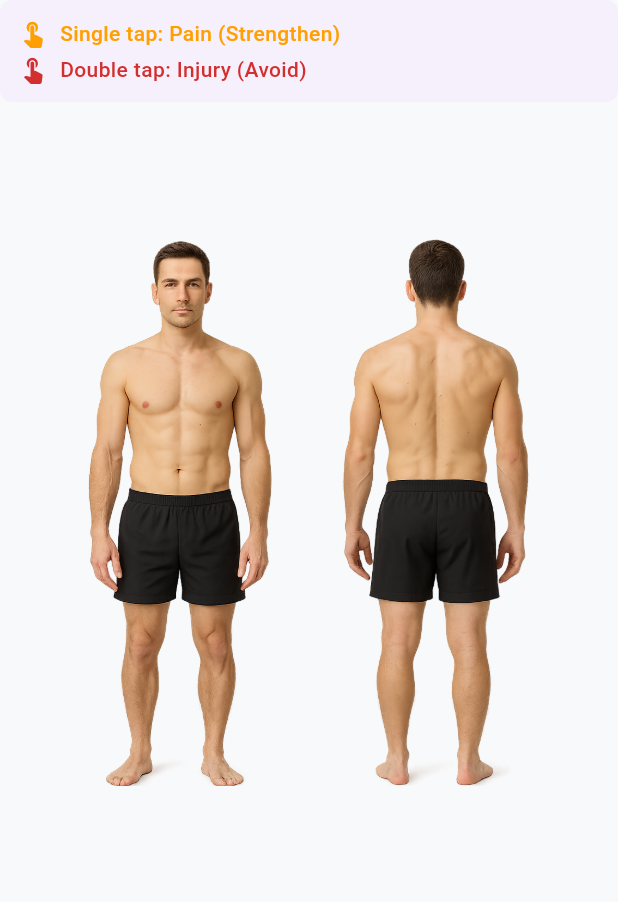
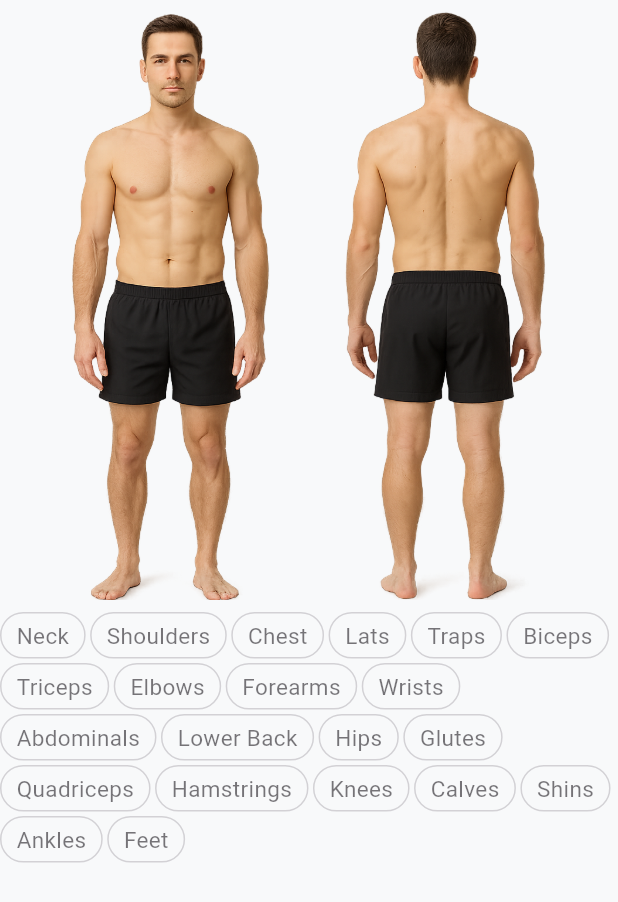
Before and after one commit to jbannet/ascent, a Flutter app: the BodyMapWidget widget shown alone on an empty page, opened directly with empty values, on a phone screen of 412 x 824 dp. Shown: the top 902 px of the screen. Run offline on Flutter 3.47's test engine with Material 3 defaults, Android fonts, the phone set to English and light mode, and no system bars; our stand-ins replace cloud_firestore, firebase_auth, firebase_core, go_router, hive_flutter; missing offline and left inert: ml_linalg; accounts and stored records are empty; generated files the repository leaves out were written again.

Commit message:
fixed click person question

```diff
--- a/ascent/lib/workflows/onboarding_workflow/widgets/onboarding/question_input/body_map_widget.dart
+++ b/ascent/lib/workflows/onboarding_workflow/widgets/onboarding/question_input/body_map_widget.dart
@@ -13,6 +13,7 @@ class BodyMapWidget extends StatefulWidget {
   final String questionId;
   final String title;
   final String? subtitle;
+  final Widget? subtitleWidget;
   final Function(String questionId, List<String> values) onAnswerChanged;
   final List<String>? selectedValues;
   final Map<String, dynamic>? currentAnswers;
@@ -22,6 +23,7 @@ class BodyMapWidget extends StatefulWidget {
     required this.questionId,
     required this.title,
     this.subtitle,
+    this.subtitleWidget,
     required this.onAnswerChanged,
     this.selectedValues,
     this.currentAnswers,
@@ -34,6 +36,7 @@ class BodyMapWidget extends StatefulWidget {
         title = config['title'] ??
             (throw ArgumentError('BodyMapWidget: title is required')),
         subtitle = config['subtitle'] as String?,
+        subtitleWidget = config['subtitleWidget'] as Widget?,
         onAnswerChanged = config['onAnswerChanged'] ??
             (throw ArgumentError('BodyMapWidget: onAnswerChanged is required')),
         selectedValues = config['selectedValues'] as List<String>?,
@@ -145,92 +148,37 @@ class _BodyMapWidgetState extends State<BodyMapWidget> {
     return Column(
       crossAxisAlignment: CrossAxisAlignment.start,
       children: [
-        // Instructions
-        Container(
-          padding: const EdgeInsets.all(12),
-          decoration: BoxDecoration(
-            color: theme.colorScheme.primaryContainer.withValues(alpha: 0.3),
-            borderRadius: BorderRadius.circular(8),
-          ),
-          child: Column(
-            crossAxisAlignment: CrossAxisAlignment.start,
-            children: [
-              Row(
-                children: [
-                  Icon(Icons.touch_app,
-                       size: 20,
-                       color: Colors.amber.shade700),
-                  const SizedBox(width: 8),
-                  Text('Single tap: Pain (Strengthen)',
-                       style: TextStyle(
-                         fontWeight: FontWeight.w500,
-                         color: Colors.amber.shade700,
-                       )),
-                ],
-              ),
-              const SizedBox(height: 4),
-              Row(
-                children: [
-                  Icon(Icons.touch_app,
-                       size: 20,
-                       color: Colors.red.shade700),
-                  const SizedBox(width: 8),
-                  Text('Double tap: Injury (Avoid)',
-                       style: TextStyle(
-                         fontWeight: FontWeight.w500,
-                         color: Colors.red.shade700,
-                       )),
-                ],
-              ),
-            ],
-          ),
-        ),
-
-        const SizedBox(height: 20),
-
         // Body Map with Gender-Specific Image
         Center(
           child: LayoutBuilder(
             builder: (context, constraints) {
-              // Use the same approach as the mapping tool - let the image size itself with BoxFit.contain
-              // and use the available space
-              final availableWidth = constraints.maxWidth - 40;
-              final availableHeight = 500.0;
+              // Use width-based sizing to eliminate white space
+              // Let the image aspect ratio determine the height
+              final availableWidth = constraints.maxWidth;
+              final targetImageWidth = 400.0; // Target width for the body image
+
+              // Calculate height based on actual image aspect ratios
+              // Male: 1024x1024 (1:1 ratio), Female: 1024x1536 (~0.67:1 ratio)
+              final isFemale = _userGender?.toLowerCase() == 'female';
+              final imageAspectRatio = isFemale ? (1024.0 / 1536.0) : (1024.0 / 1024.0);
+              final availableHeight = targetImageWidth / imageAspectRatio;
 
               // Store the container dimensions
               _imageWidth = availableWidth;
               _imageHeight = availableHeight;
 
-              // Calculate actual rendered image dimensions with BoxFit.contain
-              // Use actual image dimensions: man.png=1024x1024 (1.0), woman.png=1024x1536 (0.667)
-              final imageAspectRatio = _userGender?.toLowerCase() == 'female' ? (1024.0 / 1536.0) : (1024.0 / 1024.0);
-              final containerAspectRatio = availableWidth / availableHeight;
+              // Since we're using exact sizing, actual image dimensions match container
+              _actualImageWidth = targetImageWidth;
+              _actualImageHeight = availableHeight;
+              _imageOffsetX = 0.0;
+              _imageOffsetY = 0.0;
 
-              print('DEBUG: Container dimensions: $availableWidth x $availableHeight');
+              print('DEBUG: Container dimensions: $targetImageWidth x $availableHeight');
               print('DEBUG: Image aspect ratio: $imageAspectRatio');
-              print('DEBUG: Container aspect ratio: $containerAspectRatio');
-
-              if (containerAspectRatio > imageAspectRatio) {
-                // Container is wider, image is constrained by height
-                _actualImageHeight = availableHeight;
-                _actualImageWidth = availableHeight * imageAspectRatio;
-                _imageOffsetX = (availableWidth - _actualImageWidth) / 2;
-                _imageOffsetY = 0.0;
-                print('DEBUG: Image constrained by height');
-              } else {
-                // Container is taller, image is constrained by width
-                _actualImageWidth = availableWidth;
-                _actualImageHeight = availableWidth / imageAspectRatio;
-                _imageOffsetX = 0.0;
-                _imageOffsetY = (availableHeight - _actualImageHeight) / 2;
-                print('DEBUG: Image constrained by width');
-              }
-
-              print('DEBUG: Calculated actual dimensions: $_actualImageWidth x $_actualImageHeight');
-              print('DEBUG: Calculated offsets: ($_imageOffsetX, $_imageOffsetY)');
+              print('DEBUG: Actual dimensions: $_actualImageWidth x $_actualImageHeight');
 
               return SizedBox(
-                width: availableWidth,
+                width: targetImageWidth,
                 height: availableHeight,
                 child: Stack(
                   children: [
@@ -238,8 +186,8 @@ class _BodyMapWidgetState extends State<BodyMapWidget> {
                     Image.asset(
                       _getBodyImagePath(),
                       key: _actualImageKey,
-                      fit: BoxFit.contain,
-                      width: availableWidth,
+                      fit: BoxFit.fill,
+                      width: targetImageWidth,
                       height: availableHeight,
                     ),
                     // Visual feedback overlay for selected regions (BEHIND clickable regions)
@@ -253,72 +201,10 @@ class _BodyMapWidgetState extends State<BodyMapWidget> {
           ),
         ),
 
-        const SizedBox(height: 20),
+        const SizedBox(height: 8),
 
-        // Selected Items Summary
-        if (_bodyPartStates.isNotEmpty) ...[
-          Container(
-            padding: const EdgeInsets.all(12),
-            decoration: BoxDecoration(
-              color: theme.colorScheme.surface,
-              border: Border.all(color: theme.colorScheme.outline.withValues(alpha: 0.3)),
-              borderRadius: BorderRadius.circular(8),
-            ),
-            child: Column(
-              crossAxisAlignment: CrossAxisAlignment.start,
-              children: [
-                if (_bodyPartStates.values.contains(BodyPartState.pain)) ...[
-                  Row(
-                    children: [
-                      Icon(Icons.fitness_center,
-                           size: 16,
-                           color: Colors.amber.shade700),
-                      const SizedBox(width: 8),
-                      Text('Pain to strengthen: ',
-                           style: TextStyle(
-                             fontWeight: FontWeight.w600,
-                             color: Colors.amber.shade700,
-                           )),
-                    ],
-                  ),
-                  const SizedBox(height: 4),
-                  Text(
-                    _bodyPartStates.entries
-                        .where((e) => e.value == BodyPartState.pain)
-                        .map((e) => _formatBodyPartName(e.key))
-                        .join(', '),
-                    style: theme.textTheme.bodyMedium,
-                  ),
-                ],
-                if (_bodyPartStates.values.contains(BodyPartState.injury)) ...[
-                  if (_bodyPartStates.values.contains(BodyPartState.pain))
-                    const SizedBox(height: 8),
-                  Row(
-                    children: [
-                      Icon(Icons.warning,
-                           size: 16,
-                           color: Colors.red.shade700),
-                      const SizedBox(width: 8),
-                      Text('Injuries to avoid: ',
-                           style: TextStyle(
-                             fontWeight: FontWeight.w600,
-                             color: Colors.red.shade700,
-                           )),
-                    ],
-                  ),
-                  const SizedBox(height: 4),
-                  Text(
-                    _bodyPartStates.entries
-                        .where((e) => e.value == BodyPartState.injury)
-                        .map((e) => _formatBodyPartName(e.key))
-                        .join(', '),
-                    style: theme.textTheme.bodyMedium,
-                  ),
-                ],
-              ],
-            ),
-          ),
-        ],
+        // Body Part Pills
+        _buildBodyPartPills(theme),
       ],
     );
   }
@@ -327,6 +213,67 @@ class _BodyMapWidgetState extends State<BodyMapWidget> {
     return part.replaceAll('_', ' ').split(' ').map((word) {
       return word.isNotEmpty ? word[0].toUpperCase() + word.substring(1) : '';
     }).join(' ');
+  }
+
+  /// Build body part pills in anatomical order
+  Widget _buildBodyPartPills(ThemeData theme) {
+    // Define anatomical order (head to toe)
+    const anatomicalOrder = [
+      'neck', 'shoulders', 'chest', 'lats', 'traps',
+      'biceps', 'triceps', 'elbows', 'forearms', 'wrists',
+      'abdominals', 'lower_back',
+      'hips', 'glutes', 'quadriceps', 'hamstrings',
+      'knees', 'calves', 'shins', 'ankles', 'feet'
+    ];
+
+    return Wrap(
+      spacing: 3,
+      runSpacing: 3,
+      children: anatomicalOrder.map((bodyPart) {
+        final state = _bodyPartStates[bodyPart];
+        final isSelected = state != null;
+        final isPain = state == BodyPartState.pain;
+        final isInjury = state == BodyPartState.injury;
+
+        Color backgroundColor;
+        Color textColor;
+        Border border;
+
+        if (isPain) {
+          backgroundColor = Colors.amber.shade700;
+          textColor = Colors.white;
+          border = Border.all(color: Colors.amber.shade700);
+        } else if (isInjury) {
+          backgroundColor = Colors.red.shade700;
+          textColor = Colors.white;
+          border = Border.all(color: Colors.red.shade700);
+        } else {
+          backgroundColor = Colors.transparent;
+          textColor = theme.colorScheme.onSurface.withValues(alpha: 0.6);
+          border = Border.all(color: theme.colorScheme.outline.withValues(alpha: 0.3));
+        }
+
+        return GestureDetector(
+          onTap: () => _handleTap(bodyPart),
+          child: Container(
+            padding: const EdgeInsets.symmetric(horizontal: 10, vertical: 4),
+            decoration: BoxDecoration(
+              color: backgroundColor,
+              border: border,
+              borderRadius: BorderRadius.circular(16),
+            ),
+            child: Text(
+              _formatBodyPartName(bodyPart),
+              style: TextStyle(
+                color: textColor,
+                fontSize: 15,
+                fontWeight: isSelected ? FontWeight.w500 : FontWeight.w400,
+              ),
+            ),
+          ),
+        );
+      }).toList(),
+    );
   }
 
   /// Get the appropriate body image path based on user gender
--- a/ascent/lib/workflows/question_bank/questions/onboarding_question.dart
+++ b/ascent/lib/workflows/question_bank/questions/onboarding_question.dart
@@ -31,6 +31,9 @@ abstract class OnboardingQuestion {
 
   /// Optional subtitle/instruction text
   String? get subtitle => null;
+
+  /// Optional subtitle widget (overrides subtitle if provided)
+  Widget? get subtitleWidget => null;
 
   /// Options for single/multiple choice questions
   List<QuestionOption>? get options => null;
@@ -103,8 +106,10 @@ abstract class OnboardingQuestion {
       questionId: id,
       questionText: questionText,
       subtitle: subtitle,
+      subtitleWidget: subtitleWidget,
       reason: null, // Can be overridden by individual questions if needed
       accentColor: accentColor,
+      noPadding: questionType == EnumQuestionType.bodyMap,
       answerWidget: buildAnswerWidget(currentAnswers, onAnswerChanged),
     );
   }
--- a/ascent/lib/workflows/question_bank/questions/practical_constraints/q1_injuries_question.dart
+++ b/ascent/lib/workflows/question_bank/questions/practical_constraints/q1_injuries_question.dart
@@ -29,7 +29,7 @@ class Q1InjuriesQuestion extends OnboardingQuestion {
   String get id => Q1InjuriesQuestion.questionId;
 
   @override
-  String get questionText => 'Do you have any pain or injuries?';
+  String get questionText => 'Do you have pain or injuries?';
 
   @override
   String get section => 'practical_constraints';
@@ -38,7 +38,36 @@ class Q1InjuriesQuestion extends OnboardingQuestion {
   EnumQuestionType get questionType => EnumQuestionType.bodyMap;
 
   @override
-  String? get subtitle => 'Tap body parts to indicate pain or injury';
+  String? get subtitle => null;
+
+  @override
+  Widget? get subtitleWidget => RichText(
+    text: TextSpan(
+      style: const TextStyle(fontSize: 14),
+      children: [
+        TextSpan(
+          text: 'Tap once ',
+          style: TextStyle(color: Colors.amber.shade700, fontWeight: FontWeight.w500),
+        ),
+        TextSpan(
+          text: '(pain/strengthen)',
+          style: TextStyle(color: Colors.amber.shade700),
+        ),
+        const TextSpan(
+          text: '; ',
+          style: TextStyle(color: Colors.grey),
+        ),
+        TextSpan(
+          text: 'tap twice ',
+          style: TextStyle(color: Colors.red.shade700, fontWeight: FontWeight.w500),
+        ),
+        TextSpan(
+          text: '(injury/avoid)',
+          style: TextStyle(color: Colors.red.shade700),
+        ),
+      ],
+    ),
+  );
 
   @override
   List<QuestionOption>? get options => null; // Body map doesn't use options
--- a/ascent/lib/workflows/question_bank/views/base_question_view.dart
+++ b/ascent/lib/workflows/question_bank/views/base_question_view.dart
@@ -9,18 +9,22 @@ class BaseQuestionView extends StatelessWidget {
   final String questionId;
   final String questionText;
   final String? subtitle;
+  final Widget? subtitleWidget;
   final String? reason;
   final Widget answerWidget;
   final Color? accentColor;
+  final bool noPadding;
 
   const BaseQuestionView({
     super.key,
     required this.questionId,
     required this.questionText,
     this.subtitle,
+    this.subtitleWidget,
     this.reason,
     required this.answerWidget,
     this.accentColor,
+    this.noPadding = false,
   });
 
   @override
@@ -95,7 +99,10 @@ class BaseQuestionView extends StatelessWidget {
         ),
 
         //MARK: Subtitle
-        if (subtitle != null) ...[
+        if (subtitleWidget != null) ...[
+          const SizedBox(height: 8),
+          subtitleWidget!,
+        ] else if (subtitle != null) ...[
           const SizedBox(height: 8),
           Text(
             subtitle!,
@@ -105,10 +112,12 @@ class BaseQuestionView extends StatelessWidget {
           ),
         ],
 
-        const SizedBox(height: 16),
+        SizedBox(height: noPadding ? 8 : 16),
 
         //MARK: AnswerWidget
-        Container(
+        noPadding
+          ? answerWidget
+          : Container(
               width: double.infinity,
               decoration: BoxDecoration(
                 color: theme.colorScheme.surface,
```
Lines whose indentation alone changed are shown as unchanged.
